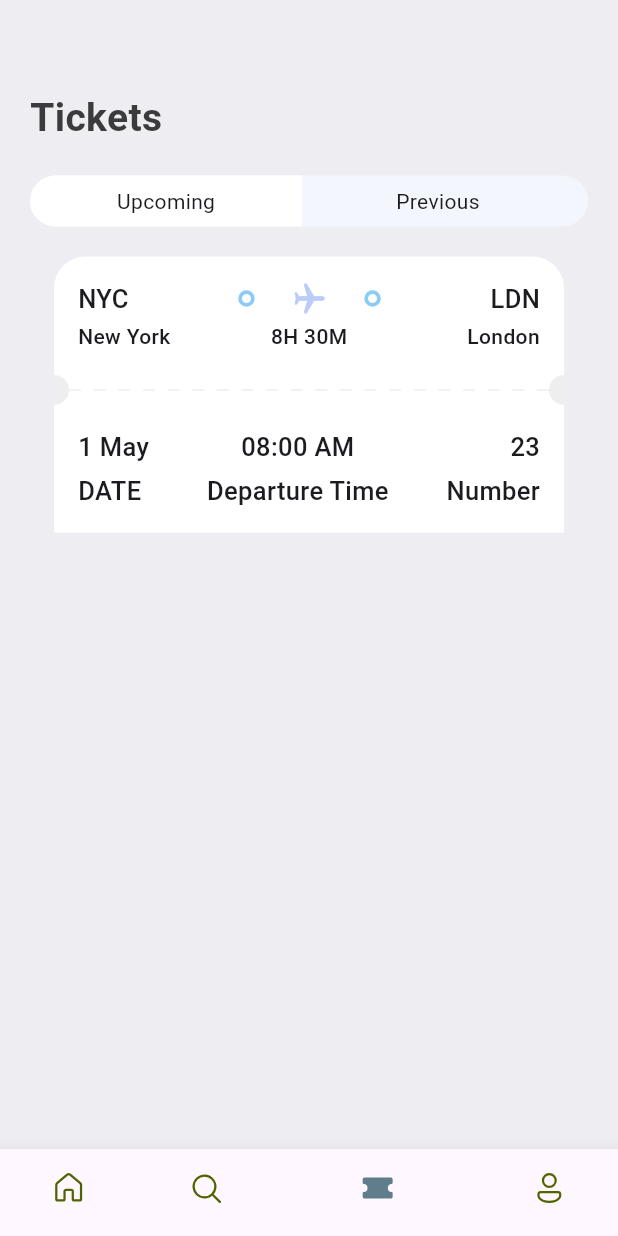
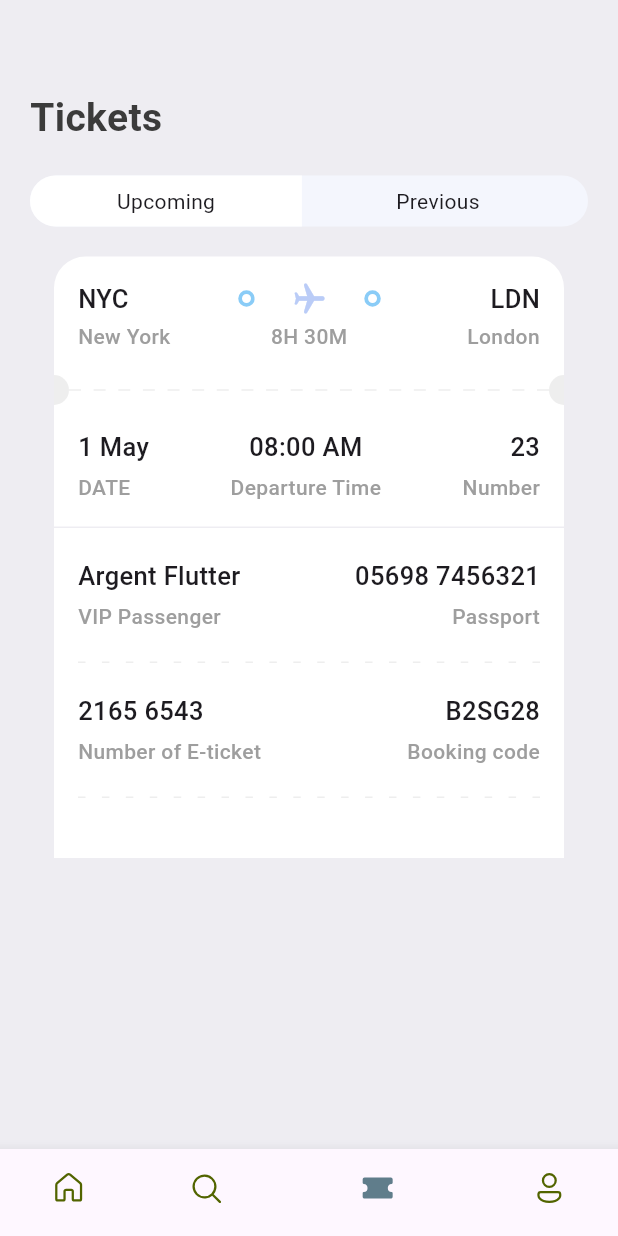
Before and after one commit to Isedin/flight_ticketing_app, a Flutter app: the screen it shows after launch, item 3 of the bottom bar chosen, on a phone screen of 412 x 824 dp. Run offline on Flutter 3.47's test engine with Material 3 defaults, Android fonts, the phone set to English and light mode, and no system bars; our stand-ins replace fluentui_icons.

Commit message:
feat: Add detailed ticket information layout in TicketScreen

```diff
--- a/lib/base/res/styles/app_styles.dart
+++ b/lib/base/res/styles/app_styles.dart
@@ -41,5 +41,6 @@ class AppStyles {
   static TextStyle headlineStyle4 = TextStyle(
     fontSize: 14,
     fontWeight: FontWeight.w500,
+    color: Colors.grey.shade500,
   );
 }
--- a/lib/base/widgets/app_column_text_layout.dart
+++ b/lib/base/widgets/app_column_text_layout.dart
@@ -1,3 +1,4 @@
+import 'package:flight_ticketing_app/base/widgets/text_style_fourth.dart';
 import 'package:flight_ticketing_app/base/widgets/text_style_third.dart';
 import 'package:flutter/material.dart';
 
@@ -21,7 +22,7 @@ class AppColumnTextLayout extends StatelessWidget {
       children: [
         TextStyleThird(text: topText, isColor: isColor),
         SizedBox(height: 5),
-        TextStyleThird(text: bottomText, isColor: isColor),
+        TextStyleFourth(text: bottomText, isColor: isColor),
       ],
     );
   }
--- a/lib/base/widgets/ticket_view.dart
+++ b/lib/base/widgets/ticket_view.dart
@@ -23,7 +23,7 @@ class TicketView extends StatelessWidget {
     final size = MediaQuery.of(context).size;
     return SizedBox(
       width: size.width * 0.85,
-      height: 189,
+      height: 180,
       child: Container(
         margin: EdgeInsets.only(right: wholeScreen == true ? 0 : 16),
         child: Column(
--- a/lib/screens/ticket/ticket_screen.dart
+++ b/lib/screens/ticket/ticket_screen.dart
@@ -1,5 +1,7 @@
 import 'package:flight_ticketing_app/base/res/styles/app_styles.dart';
 import 'package:flight_ticketing_app/base/utils/app_json.dart';
+import 'package:flight_ticketing_app/base/widgets/app_column_text_layout.dart';
+import 'package:flight_ticketing_app/base/widgets/app_layout_builder_widget.dart';
 import 'package:flight_ticketing_app/base/widgets/ticket_view.dart';
 import 'package:flight_ticketing_app/screens/search/widgets/app_ticket_tabs.dart';
 import 'package:flutter/material.dart';
@@ -23,6 +25,64 @@ class TicketScreen extends StatelessWidget {
             padding: const EdgeInsets.only(left: 16),
             child: TicketView(ticket: ticketList[0], isColor: true),
           ),
+          const SizedBox(height: 1),
+          Container(
+            margin: const EdgeInsets.symmetric(horizontal: 16),
+            padding: const EdgeInsets.symmetric(horizontal: 16, vertical: 20),
+            color: AppStyles.ticketColor,
+            child: Column(
+              children: [
+                Row(
+                  mainAxisAlignment: MainAxisAlignment.spaceBetween,
+                  children: [
+                    AppColumnTextLayout(
+                      topText: "Argent Flutter",
+                      bottomText: "VIP Passenger",
+                      alignment: CrossAxisAlignment.start,
+                      isColor: true,
+                    ),
+                    AppColumnTextLayout(
+                      topText: "05698 7456321",
+                      bottomText: "Passport",
+                      alignment: CrossAxisAlignment.end,
+                      isColor: true,
+                    ),
+                  ],
+                ),
+                SizedBox(height: 20),
+                AppLayoutBuilderWidget(
+                  randomDevider: 15,
+                  width: 5,
+                  isColor: false,
+                ),
+                SizedBox(height: 20),
+                Row(
+                  mainAxisAlignment: MainAxisAlignment.spaceBetween,
+                  children: [
+                    AppColumnTextLayout(
+                      topText: "2165 6543",
+                      bottomText: "Number of E-ticket",
+                      alignment: CrossAxisAlignment.start,
+                      isColor: true,
+                    ),
+                    AppColumnTextLayout(
+                      topText: "B2SG28",
+                      bottomText: "Booking code",
+                      alignment: CrossAxisAlignment.end,
+                      isColor: true,
+                    ),
+                  ],
+                ),
+                SizedBox(height: 20),
+                AppLayoutBuilderWidget(
+                  randomDevider: 15,
+                  width: 5,
+                  isColor: false,
+                ),
+                SizedBox(height: 20),
+              ],
+            ),
+          ),
         ],
       ),
     );
```
